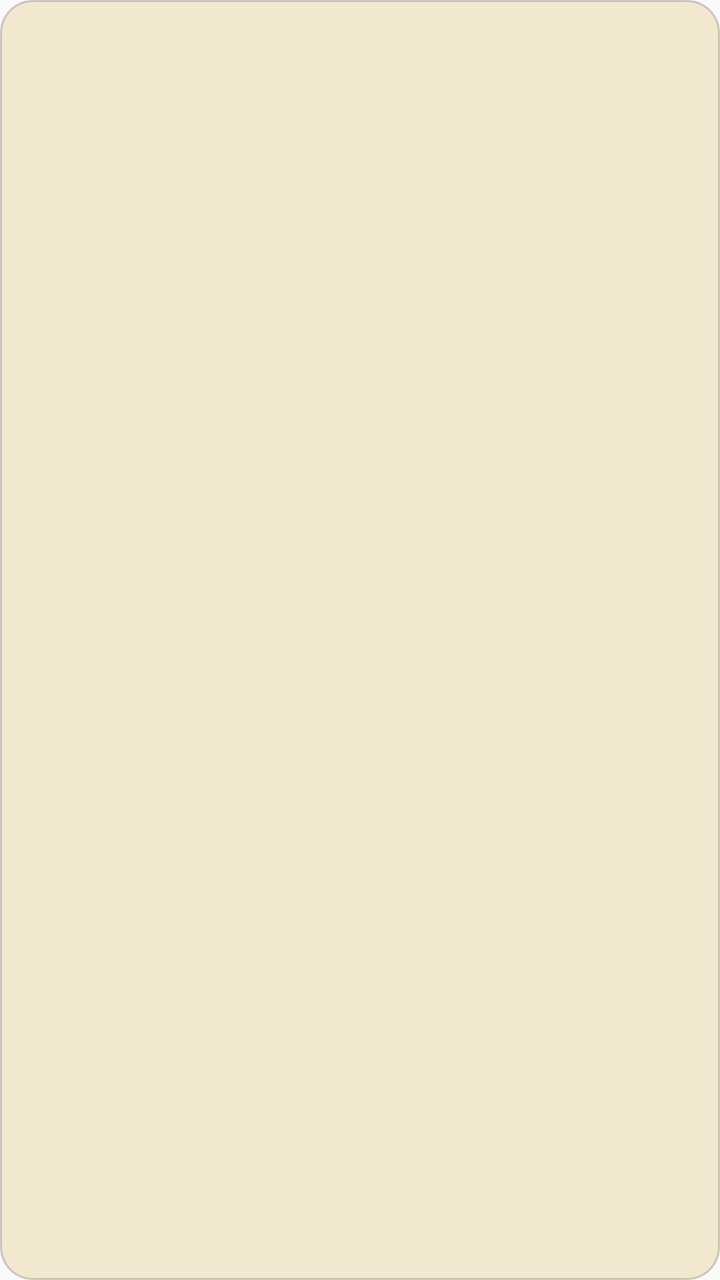
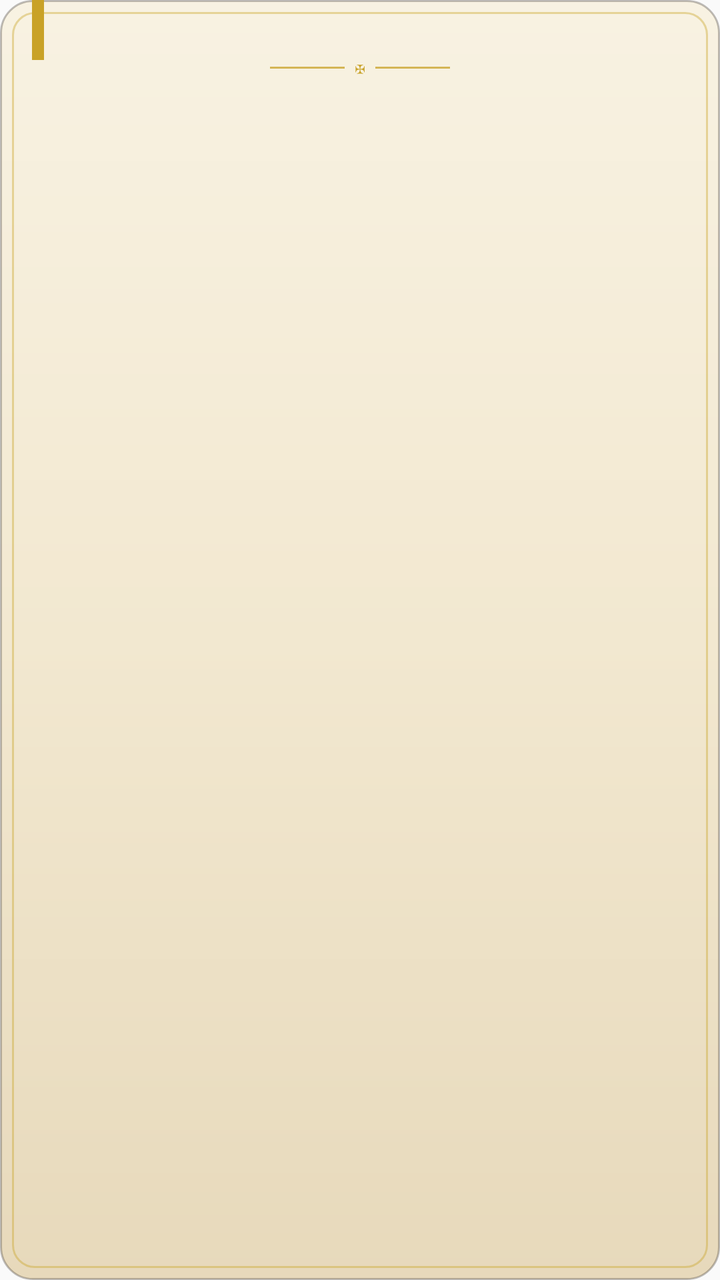

Before-and-after screenshots of an Android layout around one commit, followed by the original layout XML and the change that was made.
<!-- AndroidManifest.xml: application theme Theme.Introibo -->
<!-- res/layout/widget_day.xml -->
<?xml version="1.0" encoding="utf-8"?>
<LinearLayout xmlns:android="http://schemas.android.com/apk/res/android"
    android:id="@+id/day_root"
    android:layout_width="match_parent"
    android:layout_height="match_parent"
    android:background="@drawable/widget_bg"
    android:orientation="vertical"
    android:paddingStart="14dp"
    android:paddingEnd="14dp"
    android:paddingTop="12dp"
    android:paddingBottom="12dp">

    <LinearLayout
        android:layout_width="match_parent"
        android:layout_height="wrap_content"
        android:orientation="horizontal"
        android:gravity="center_vertical">

        <FrameLayout
            android:id="@+id/day_color_pip"
            android:layout_width="7dp"
            android:layout_height="7dp"
            android:layout_marginEnd="5dp" />

        <TextView
            android:id="@+id/day_season"
            android:layout_width="wrap_content"
            android:layout_height="wrap_content"
            android:fontFamily="@font/eb_garamond_regular"
            android:textSize="9sp"
            android:letterSpacing="0.14"
            android:textColor="#8B1A1A"
            android:maxLines="1"
            android:ellipsize="end"
            android:text="" />
    </LinearLayout>

    <TextView
        android:id="@+id/day_title"
        android:layout_width="match_parent"
        android:layout_height="0dp"
        android:layout_weight="1"
        android:layout_marginTop="6dp"
        android:fontFamily="@font/playfair_display_regular"
        android:textSize="15sp"
        android:textColor="#1A130C"
        android:maxLines="4"
        android:ellipsize="end"
        android:gravity="center_vertical"
        android:text="" />

    <TextView
        android:id="@+id/day_date"
        android:layout_width="wrap_content"
        android:layout_height="wrap_content"
        android:fontFamily="@font/eb_garamond_italic"
        android:textSize="10sp"
        android:textColor="#4C3E31"
        android:maxLines="1"
        android:ellipsize="end"
        android:text="" />

</LinearLayout>
<!-- resources referenced by this layout -->
<resources>
  <!-- drawable widget_bg (drawable) -->
  <?xml version="1.0" encoding="utf-8"?>
  <shape xmlns:android="http://schemas.android.com/apk/res/android"
      android:shape="rectangle">
      <solid android:color="#F2E8D0" />
      <stroke
          android:width="1dp"
          android:color="#331A130C" />
      <corners android:radius="16dp" />
  </shape>
  <style name="Theme.Introibo" parent="android:Theme.Material.Light.NoActionBar">
          <item name="android:colorPrimary">@color/primary</item>
          <item name="android:colorPrimaryDark">@color/primary_dark</item>
          <item name="android:colorAccent">@color/accent</item>
          <item name="android:statusBarColor">@color/primary_dark</item>
          <item name="android:navigationBarColor">@color/primary</item>
      </style>
  <color name="primary">#6750A4</color>
  <color name="primary_dark">#4F378B</color>
  <color name="accent">#625B71</color>
</resources>

<!-- the commit's change to res/layout/widget_day.xml (unified diff, before → after) -->
@@ -1,26 +1,27 @@
 <?xml version="1.0" encoding="utf-8"?>
-<LinearLayout xmlns:android="http://schemas.android.com/apk/res/android"
+<FrameLayout xmlns:android="http://schemas.android.com/apk/res/android"
     android:id="@+id/day_root"
     android:layout_width="match_parent"
     android:layout_height="match_parent"
-    android:background="@drawable/widget_bg"
-    android:orientation="vertical"
-    android:paddingStart="14dp"
-    android:paddingEnd="14dp"
-    android:paddingTop="12dp"
-    android:paddingBottom="12dp">
+    android:background="@drawable/widget_bg">
+
+    <FrameLayout
+        android:id="@+id/day_ribbon"
+        android:layout_width="6dp"
+        android:layout_height="30dp"
+        android:layout_gravity="top|start"
+        android:layout_marginStart="16dp"
+        android:background="#C9A227" />
 
     <LinearLayout
         android:layout_width="match_parent"
-        android:layout_height="wrap_content"
-        android:orientation="horizontal"
-        android:gravity="center_vertical">
-
-        <FrameLayout
-            android:id="@+id/day_color_pip"
-            android:layout_width="7dp"
-            android:layout_height="7dp"
-            android:layout_marginEnd="5dp" />
+        android:layout_height="match_parent"
+        android:orientation="vertical"
+        android:gravity="center_horizontal"
+        android:paddingStart="15dp"
+        android:paddingEnd="15dp"
+        android:paddingTop="13dp"
+        android:paddingBottom="11dp">
 
         <TextView
             android:id="@+id/day_season"
@@ -28,36 +29,60 @@
             android:layout_height="wrap_content"
             android:fontFamily="@font/eb_garamond_regular"
             android:textSize="9sp"
-            android:letterSpacing="0.14"
+            android:letterSpacing="0.18"
             android:textColor="#8B1A1A"
             android:maxLines="1"
             android:ellipsize="end"
             android:text="" />
+
+        <LinearLayout
+            android:layout_width="90dp"
+            android:layout_height="wrap_content"
+            android:layout_marginTop="3dp"
+            android:orientation="horizontal"
+            android:gravity="center_vertical">
+            <FrameLayout
+                android:layout_width="0dp"
+                android:layout_height="1dp"
+                android:layout_weight="1"
+                android:background="#BFC9A227" />
+            <TextView
+                android:layout_width="wrap_content"
+                android:layout_height="wrap_content"
+                android:paddingStart="5dp"
+                android:paddingEnd="5dp"
+                android:textSize="8sp"
+                android:textColor="#C9A227"
+                android:text="✠" />
+            <FrameLayout
+                android:layout_width="0dp"
+                android:layout_height="1dp"
+                android:layout_weight="1"
+                android:background="#BFC9A227" />
+        </LinearLayout>
+
+        <TextView
+            android:id="@+id/day_title"
+            android:layout_width="match_parent"
+            android:layout_height="0dp"
+            android:layout_weight="1"
+            android:gravity="center"
+            android:fontFamily="@font/playfair_display_regular"
+            android:textSize="15sp"
+            android:textColor="#1A130C"
+            android:maxLines="4"
+            android:ellipsize="end"
+            android:text="" />
+
+        <TextView
+            android:id="@+id/day_date"
+            android:layout_width="wrap_content"
+            android:layout_height="wrap_content"
+            android:fontFamily="@font/eb_garamond_italic"
+            android:textSize="10sp"
+            android:textColor="#4C3E31"
+            android:maxLines="1"
+            android:ellipsize="end"
+            android:text="" />
     </LinearLayout>
-
-    <TextView
-        android:id="@+id/day_title"
-        android:layout_width="match_parent"
-        android:layout_height="0dp"
-        android:layout_weight="1"
-        android:layout_marginTop="6dp"
-        android:fontFamily="@font/playfair_display_regular"
-        android:textSize="15sp"
-        android:textColor="#1A130C"
-        android:maxLines="4"
-        android:ellipsize="end"
-        android:gravity="center_vertical"
-        android:text="" />
-
-    <TextView
-        android:id="@+id/day_date"
-        android:layout_width="wrap_content"
-        android:layout_height="wrap_content"
-        android:fontFamily="@font/eb_garamond_italic"
-        android:textSize="10sp"
-        android:textColor="#4C3E31"
-        android:maxLines="1"
-        android:ellipsize="end"
-        android:text="" />
-
-</LinearLayout>
+</FrameLayout>
<!-- resource entries referenced after the edit -->
@@ -2,14 +2,35 @@
 <resources>
   <!-- drawable widget_bg (drawable) -->
   <?xml version="1.0" encoding="utf-8"?>
-  <shape xmlns:android="http://schemas.android.com/apk/res/android"
-      android:shape="rectangle">
-      <solid android:color="#F2E8D0" />
-      <stroke
-          android:width="1dp"
-          android:color="#331A130C" />
-      <corners android:radius="16dp" />
-  </shape>
+  <layer-list xmlns:android="http://schemas.android.com/apk/res/android">
+      <item>
+          <shape android:shape="rectangle">
+              <gradient
+                  android:type="linear"
+                  android:angle="270"
+                  android:startColor="#F8F2E2"
+                  android:centerColor="#F2E8D0"
+                  android:endColor="#E7D9BB" />
+              <corners android:radius="16dp" />
+              <stroke
+                  android:width="1dp"
+                  android:color="#471A130C" />
+          </shape>
+      </item>
+      <item
+          android:left="6dp"
+          android:top="6dp"
+          android:right="6dp"
+          android:bottom="6dp">
+          <shape android:shape="rectangle">
+              <solid android:color="#00000000" />
+              <corners android:radius="11dp" />
+              <stroke
+                  android:width="1dp"
+                  android:color="#66C9A227" />
+          </shape>
+      </item>
+  </layer-list>
   <style name="Theme.Introibo" parent="android:Theme.Material.Light.NoActionBar">
           <item name="android:colorPrimary">@color/primary</item>
           <item name="android:colorPrimaryDark">@color/primary_dark</item>
